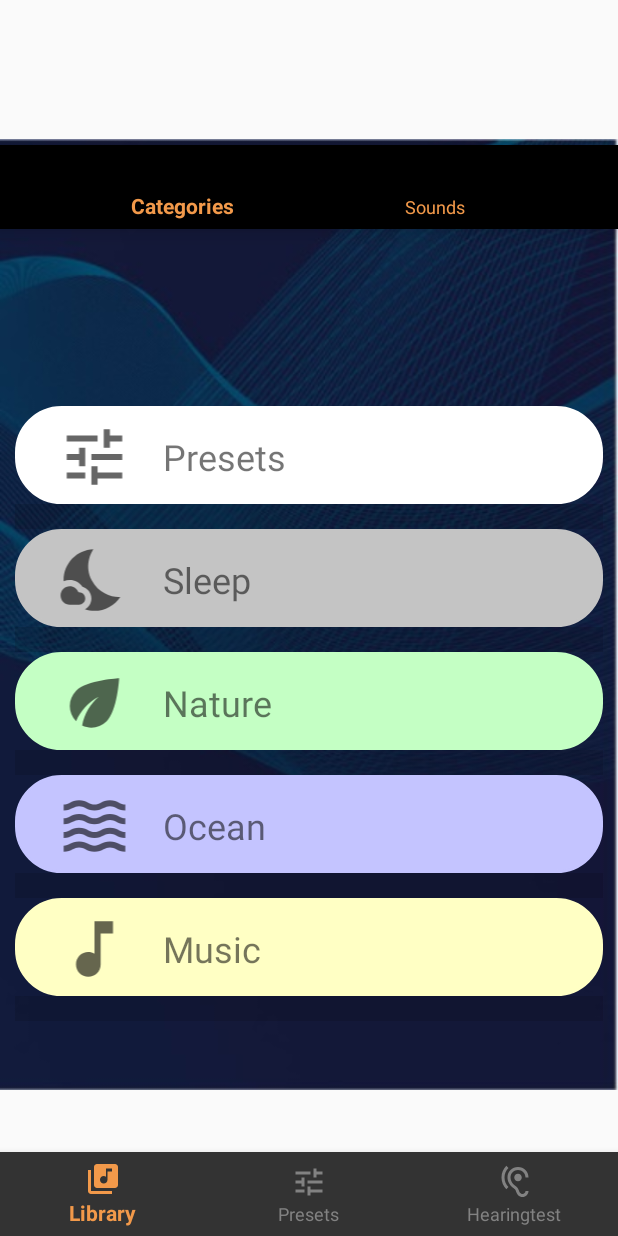
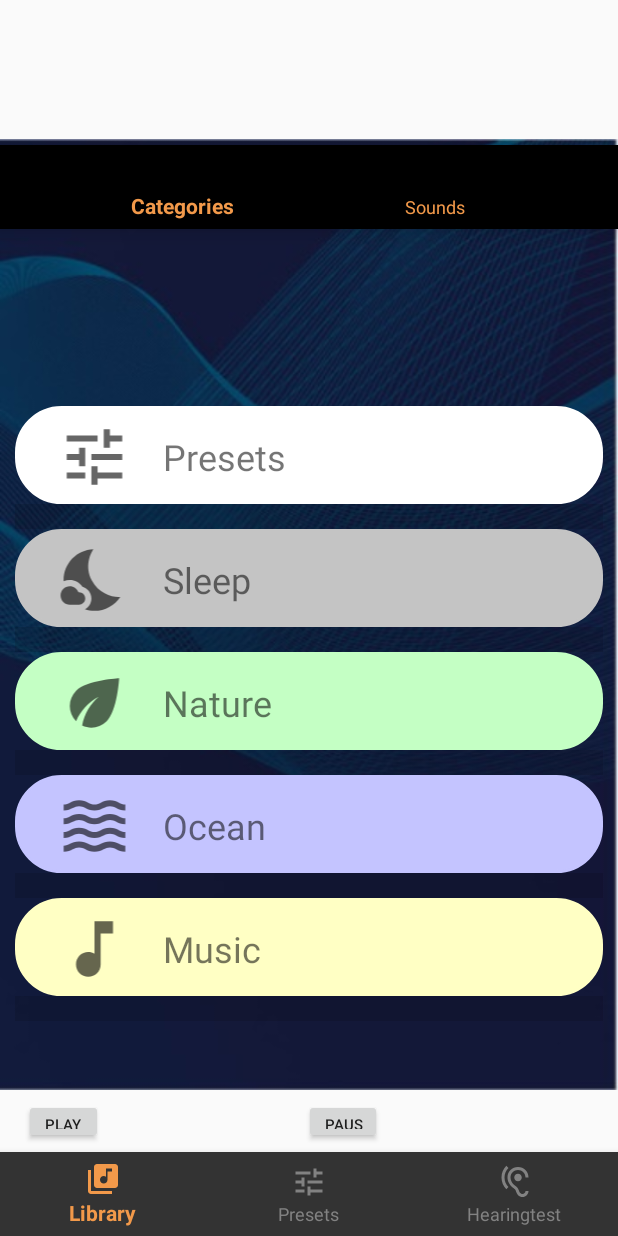
Before and after one commit to David758b/Audientes, an Android app: the screen it shows after launch (MainActivity), on a phone screen of 412 x 824 dp. Run offline under Robolectric (Android 15) with nearby library versions, the phone set to English and light mode, and no system bars.

Commit message:
Afspilningsbar opstillet og virker nu. TODO: design

```diff
--- a/app/src/main/java/com/example/AudientesAPP/LydSpiller.java
+++ b/app/src/main/java/com/example/AudientesAPP/LydSpiller.java
@@ -69,12 +69,13 @@ public class LydSpiller {
         }
     }
 
-    public void playNewSound(){
+    public void playSound(){
         mediaPlayer.start();
     }
 
     public void pause(){
         mediaPlayer.pause();
+        System.out.println("pause");
     }
 
     public void stop(){
--- a/app/src/main/java/com/example/AudientesAPP/MainActivity.java
+++ b/app/src/main/java/com/example/AudientesAPP/MainActivity.java
@@ -11,6 +11,7 @@ import android.os.Bundle;
 import android.view.MenuItem;
 import android.view.View;
 
+import com.example.AudientesAPP.UI.PlayBar_Frag;
 import com.google.android.material.bottomnavigation.BottomNavigationView;
 
 public class MainActivity extends AppCompatActivity implements
@@ -43,6 +44,9 @@ public class MainActivity extends AppCompatActivity implements
         //Sætter en listener, så man kan håndterer hvad der skal ske, når der trykkes på et
         //menu item
         bottomNavigationView.setOnNavigationItemSelectedListener(this);
+
+        getSupportFragmentManager().beginTransaction().add(R.id.playBar, new PlayBar_Frag()).addToBackStack(null).commit();
+
         lydSpiller = new LydSpiller(test, this);
 
     }
--- a/app/src/main/java/com/example/AudientesAPP/UI/PlayBar_Frag.java
+++ b/app/src/main/java/com/example/AudientesAPP/UI/PlayBar_Frag.java
@@ -8,11 +8,14 @@ import android.widget.Button;
 
 import androidx.fragment.app.Fragment;
 
+import com.example.AudientesAPP.LydSpiller;
+import com.example.AudientesAPP.MainActivity;
 import com.example.AudientesAPP.R;
 
 public class PlayBar_Frag extends Fragment implements View.OnClickListener {
 
     Button play, pause;
+    LydSpiller lydSpiller;
 
     public View onCreateView(LayoutInflater inflater, ViewGroup container, Bundle savedInstanceState) {
 
@@ -20,7 +23,12 @@ public class PlayBar_Frag extends Fragment implements View.OnClickListener {
 
         play = rod.findViewById(R.id.playbar_playbutton);
         pause = rod.findViewById(R.id.playbar_pausebutton);
+        play.setOnClickListener(this);
+        pause.setOnClickListener(this);
 
+
+        MainActivity main = (MainActivity) getActivity();
+        lydSpiller = main.getLydSpiller();
 
         return rod;
     }
@@ -28,6 +36,10 @@ public class PlayBar_Frag extends Fragment implements View.OnClickListener {
 
     @Override
     public void onClick(View v) {
-
+        if (v == play) {
+            lydSpiller.playSound();
+        } else if (v == pause) {
+            lydSpiller.pause();
+        }
     }
 }
--- a/app/src/main/res/layout/playbar.xml
+++ b/app/src/main/res/layout/playbar.xml
@@ -3,7 +3,7 @@
     xmlns:app="http://schemas.android.com/apk/res-auto"
     xmlns:tools="http://schemas.android.com/tools"
     android:layout_width="match_parent"
-    android:layout_height="40dp">
+    android:layout_height="41dp">
 
     <Button
         android:id="@+id/playbar_playbutton"
```
